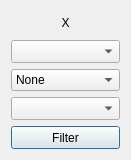
This is SciDataTool/GUI/WAxisSelector/WAxisSelector.ui in Eomys/SciDataTool as Qt 5 draws it before an edit. The edited form follows.
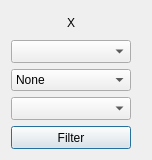
This is the edited form.

```diff
--- a/SciDataTool/GUI/WAxisSelector/WAxisSelector.ui
+++ b/SciDataTool/GUI/WAxisSelector/WAxisSelector.ui
@@ -6,7 +6,7 @@
    <rect>
     <x>0</x>
     <y>0</y>
-    <width>131</width>
+    <width>152</width>
     <height>160</height>
    </rect>
   </property>
@@ -17,14 +17,14 @@
    <item>
     <widget class="QLabel" name="in_name">
      <property name="sizePolicy">
-      <sizepolicy hsizetype="Preferred" vsizetype="Preferred">
+      <sizepolicy hsizetype="Fixed" vsizetype="Preferred">
        <horstretch>0</horstretch>
        <verstretch>0</verstretch>
       </sizepolicy>
      </property>
      <property name="minimumSize">
       <size>
-       <width>0</width>
+       <width>120</width>
        <height>0</height>
       </size>
      </property>
@@ -45,14 +45,14 @@
    <item>
     <widget class="QComboBox" name="c_axis">
      <property name="sizePolicy">
-      <sizepolicy hsizetype="Preferred" vsizetype="Preferred">
+      <sizepolicy hsizetype="Fixed" vsizetype="Preferred">
        <horstretch>0</horstretch>
        <verstretch>0</verstretch>
       </sizepolicy>
      </property>
      <property name="minimumSize">
       <size>
-       <width>0</width>
+       <width>120</width>
        <height>0</height>
       </size>
      </property>
@@ -67,14 +67,14 @@
    <item>
     <widget class="QComboBox" name="c_action">
      <property name="sizePolicy">
-      <sizepolicy hsizetype="Preferred" vsizetype="Preferred">
+      <sizepolicy hsizetype="Fixed" vsizetype="Preferred">
        <horstretch>0</horstretch>
        <verstretch>0</verstretch>
       </sizepolicy>
      </property>
      <property name="minimumSize">
       <size>
-       <width>0</width>
+       <width>120</width>
        <height>0</height>
       </size>
      </property>
@@ -98,14 +98,14 @@
    <item>
     <widget class="QComboBox" name="c_unit">
      <property name="sizePolicy">
-      <sizepolicy hsizetype="Preferred" vsizetype="Preferred">
+      <sizepolicy hsizetype="Fixed" vsizetype="Preferred">
        <horstretch>0</horstretch>
        <verstretch>0</verstretch>
       </sizepolicy>
      </property>
      <property name="minimumSize">
       <size>
-       <width>0</width>
+       <width>120</width>
        <height>0</height>
       </size>
      </property>
@@ -120,14 +120,14 @@
    <item>
     <widget class="QPushButton" name="b_filter">
      <property name="sizePolicy">
-      <sizepolicy hsizetype="Preferred" vsizetype="Preferred">
+      <sizepolicy hsizetype="Fixed" vsizetype="Preferred">
        <horstretch>0</horstretch>
        <verstretch>0</verstretch>
       </sizepolicy>
      </property>
      <property name="minimumSize">
       <size>
-       <width>0</width>
+       <width>120</width>
        <height>0</height>
       </size>
      </property>
```
